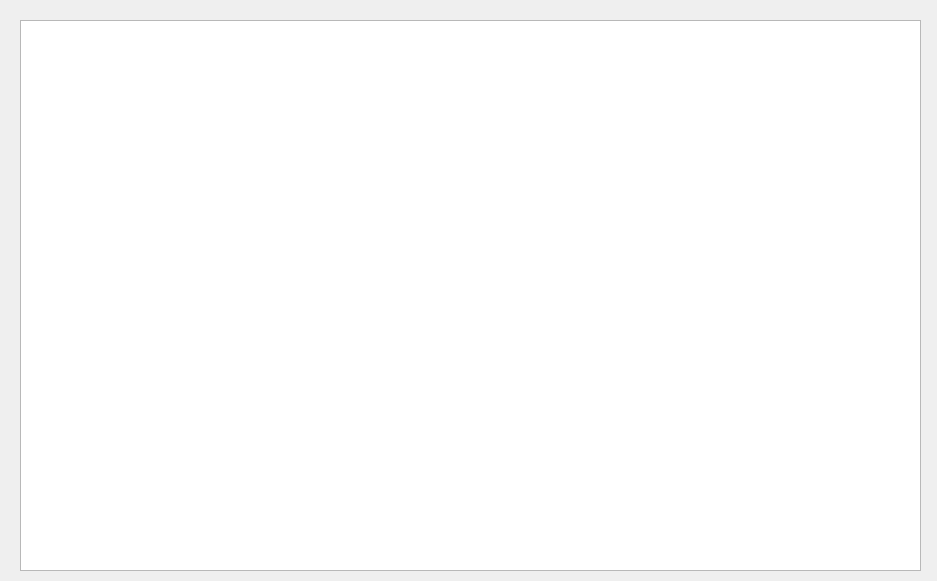
Old version of the form mainwindow.ui in the repository zkyf/CPURender.
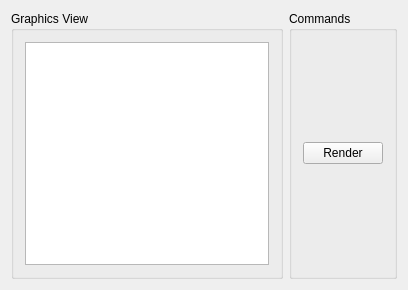
New version of the form. Custom widgets are drawn as their Qt base class.

Diff of the .ui file:
```diff
--- a/mainwindow.ui
+++ b/mainwindow.ui
@@ -6,27 +6,60 @@
    <rect>
     <x>0</x>
     <y>0</y>
-    <width>937</width>
-    <height>581</height>
+    <width>408</width>
+    <height>290</height>
    </rect>
   </property>
   <property name="windowTitle">
    <string>MainWindow</string>
   </property>
   <widget class="QWidget" name="centralWidget">
-   <widget class="QGraphicsView" name="graphicsView">
-    <property name="geometry">
-     <rect>
-      <x>20</x>
-      <y>20</y>
-      <width>901</width>
-      <height>551</height>
-     </rect>
-    </property>
-   </widget>
+   <layout class="QHBoxLayout" name="horizontalLayout">
+    <item>
+     <widget class="QGroupBox" name="groupBox">
+      <property name="title">
+       <string>Graphics View</string>
+      </property>
+      <layout class="QHBoxLayout" name="horizontalLayout_2">
+       <item>
+        <widget class="QGraphicsViewWithMouseEvent" name="graphicsView"/>
+       </item>
+      </layout>
+     </widget>
+    </item>
+    <item>
+     <widget class="QGroupBox" name="groupBox_2">
+      <property name="title">
+       <string>Commands</string>
+      </property>
+      <layout class="QVBoxLayout" name="verticalLayout">
+       <item>
+        <widget class="QPushButton" name="Render">
+         <property name="text">
+          <string>Render</string>
+         </property>
+        </widget>
+       </item>
+      </layout>
+     </widget>
+    </item>
+   </layout>
   </widget>
  </widget>
  <layoutdefault spacing="6" margin="11"/>
+ <customwidgets>
+  <customwidget>
+   <class>QGraphicsViewWithMouseEvent</class>
+   <extends>QGraphicsView</extends>
+   <header location="global">qgraphicsviewwithmouseevent.h</header>
+   <slots>
+    <signal>KeyPressEvent(QKeyEvent*)</signal>
+    <signal>KeyReleaseEvent(QKeyEvent*)</signal>
+    <slot>keyPressEvent(QKeyEvent*)</slot>
+    <slot>keyReleaseEvent(QKeyEvent*)</slot>
+   </slots>
+  </customwidget>
+ </customwidgets>
  <resources/>
  <connections/>
 </ui>
```
